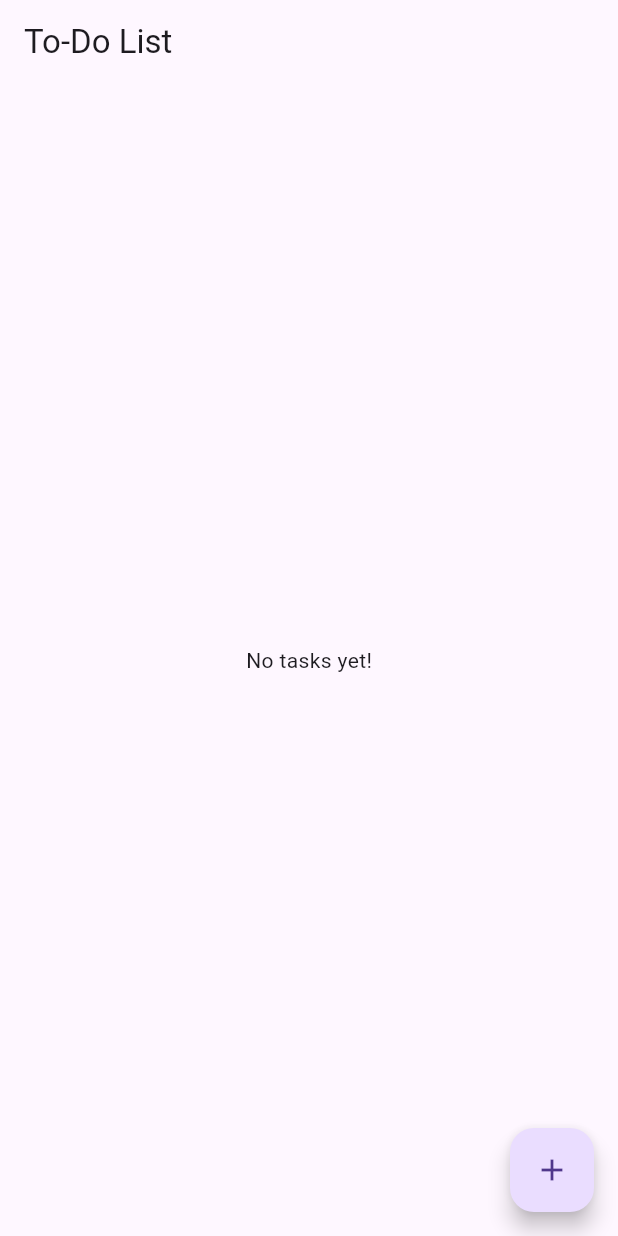
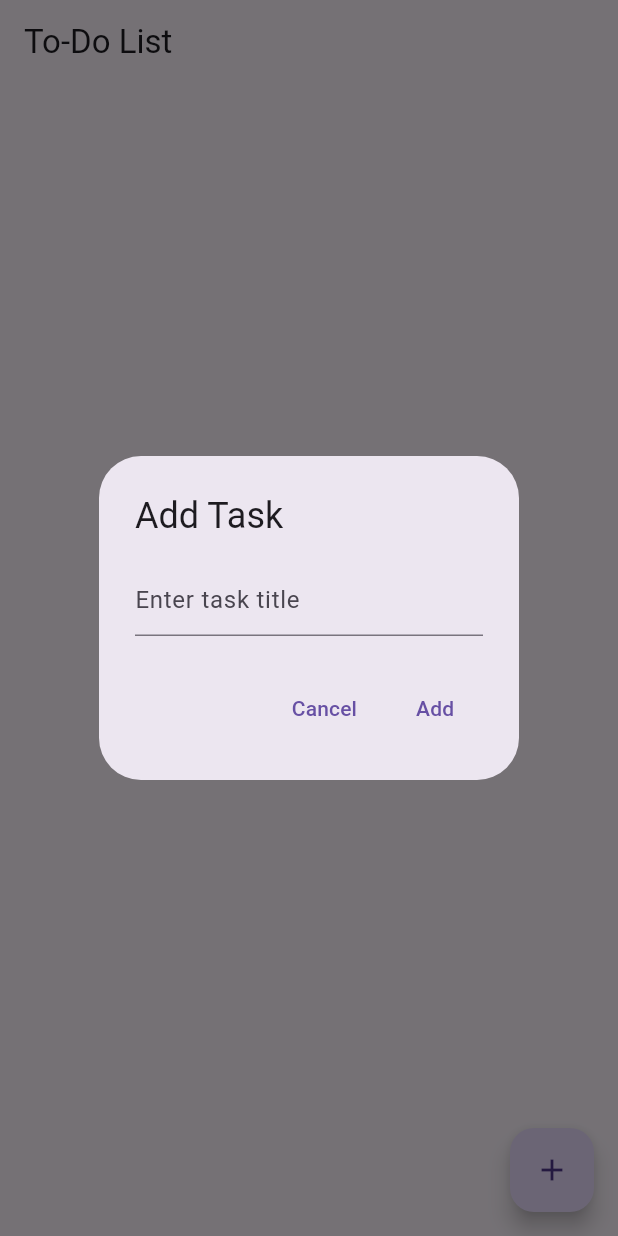
Before and after one commit to CodeRohanDev/To-Do-list-Flutter-App, a Flutter app: the screen it shows after launch, after a tap on the "add" icon, on a phone screen of 412 x 824 dp. Run offline on Flutter 3.47's test engine with Material 3 defaults, Android fonts, the phone set to English and light mode, and no system bars.

Commit message:
a simple app is done now i am going to add more functionality

```diff
--- a/lib/main.dart
+++ b/lib/main.dart
@@ -1,7 +1,9 @@
+// ignore_for_file: use_key_in_widget_constructors
+
 import 'package:flutter/material.dart';
 import 'package:provider/provider.dart';
 import 'package:todo_list/providers/task_provider.dart';
-import 'package:todo_list/screens/home_screen.dart';
+import 'package:todo_list/screens/splash_screen.dart';
 
 void main() {
   runApp(
@@ -22,7 +24,7 @@ class MyApp extends StatelessWidget {
       theme: ThemeData(
         primarySwatch: Colors.blue,
       ),
-      home: HomeScreen(),
+      home: SplashScreen(),
     );
   }
 }
--- a/lib/providers/task_provider.dart
+++ b/lib/providers/task_provider.dart
@@ -1,3 +1,5 @@
+// ignore_for_file: prefer_final_fields
+
 import 'package:flutter/material.dart';
 import 'package:todo_list/models/task.dart';
 
--- a/lib/screens/home_screen.dart
+++ b/lib/screens/home_screen.dart
@@ -1,21 +1,58 @@
+// ignore_for_file: prefer_const_constructors, use_key_in_widget_constructors
+
 import 'package:flutter/material.dart';
+import 'package:provider/provider.dart';
+import 'package:todo_list/providers/task_provider.dart';
+import 'package:todo_list/widgets/task_list.dart';
 
 class HomeScreen extends StatelessWidget {
+  final TextEditingController _taskController = TextEditingController();
+
   @override
   Widget build(BuildContext context) {
     return Scaffold(
       appBar: AppBar(
         title: Text('To-Do List'),
       ),
-      body: Center(
-        child: Text('No tasks yet!'),
-      ),
+      body: TaskList(),
       floatingActionButton: FloatingActionButton(
-        onPressed: () {
-          // Add task action
-        },
+        onPressed: () => _showAddTaskDialog(context),
         child: Icon(Icons.add),
       ),
     );
   }
+
+  void _showAddTaskDialog(BuildContext context) {
+    showDialog(
+      context: context,
+      builder: (context) {
+        return AlertDialog(
+          title: Text('Add Task'),
+          content: TextField(
+            controller: _taskController,
+            decoration: InputDecoration(hintText: 'Enter task title'),
+          ),
+          actions: [
+            TextButton(
+              onPressed: () {
+                Navigator.of(context).pop();
+              },
+              child: Text('Cancel'),
+            ),
+            TextButton(
+              onPressed: () {
+                if (_taskController.text.isNotEmpty) {
+                  Provider.of<TaskProvider>(context, listen: false)
+                      .addTask(_taskController.text);
+                  _taskController.clear();
+                  Navigator.of(context).pop();
+                }
+              },
+              child: Text('Add'),
+            ),
+          ],
+        );
+      },
+    );
+  }
 }
--- /dev/null
+++ b/lib/screens/splash_screen.dart
@@ -0,0 +1,52 @@
+// ignore_for_file: prefer_const_constructors, use_build_context_synchronously, library_private_types_in_public_api, use_key_in_widget_constructors, prefer_const_literals_to_create_immutables
+
+import 'package:flutter/material.dart';
+import 'package:todo_list/screens/home_screen.dart';
+
+class SplashScreen extends StatefulWidget {
+  @override
+  _SplashScreenState createState() => _SplashScreenState();
+}
+
+class _SplashScreenState extends State<SplashScreen> {
+  @override
+  void initState() {
+    super.initState();
+    _navigateToHome();
+  }
+
+  _navigateToHome() async {
+    await Future.delayed(Duration(seconds: 3), () {});
+    Navigator.pushReplacement(
+      context,
+      MaterialPageRoute(builder: (context) => HomeScreen()),
+    );
+  }
+
+  @override
+  Widget build(BuildContext context) {
+    return Scaffold(
+      body: Center(
+        child: Column(
+          mainAxisAlignment: MainAxisAlignment.center,
+          children: [
+            CircleAvatar(
+              backgroundImage: AssetImage(
+                'assets/images/logo.png',
+              ),
+              radius: 100,
+            ),
+            SizedBox(height: 20),
+            Text(
+              'To Do List App',
+              style: TextStyle(
+                fontSize: 24,
+                fontWeight: FontWeight.bold,
+              ),
+            ),
+          ],
+        ),
+      ),
+    );
+  }
+}
--- /dev/null
+++ b/lib/widgets/task_list.dart
@@ -0,0 +1,40 @@
+// ignore_for_file: use_key_in_widget_constructors
+
+import 'package:flutter/material.dart';
+import 'package:provider/provider.dart';
+import 'package:todo_list/providers/task_provider.dart';
+
+class TaskList extends StatelessWidget {
+  @override
+  Widget build(BuildContext context) {
+    return Consumer<TaskProvider>(
+      builder: (context, taskProvider, child) {
+        return ListView.builder(
+          itemCount: taskProvider.tasks.length,
+          itemBuilder: (context, index) {
+            final task = taskProvider.tasks[index];
+            return ListTile(
+              title: Text(
+                task.title,
+                style: TextStyle(
+                  decoration: task.isCompleted
+                      ? TextDecoration.lineThrough
+                      : TextDecoration.none,
+                ),
+              ),
+              trailing: Checkbox(
+                value: task.isCompleted,
+                onChanged: (value) {
+                  taskProvider.toggleTaskCompletion(index);
+                },
+              ),
+              onLongPress: () {
+                taskProvider.deleteTask(index);
+              },
+            );
+          },
+        );
+      },
+    );
+  }
+}
```
Also changed, not shown: pubspec.yaml (+4 -6 lines), assets/images/logo.png (added), 1 other file.
